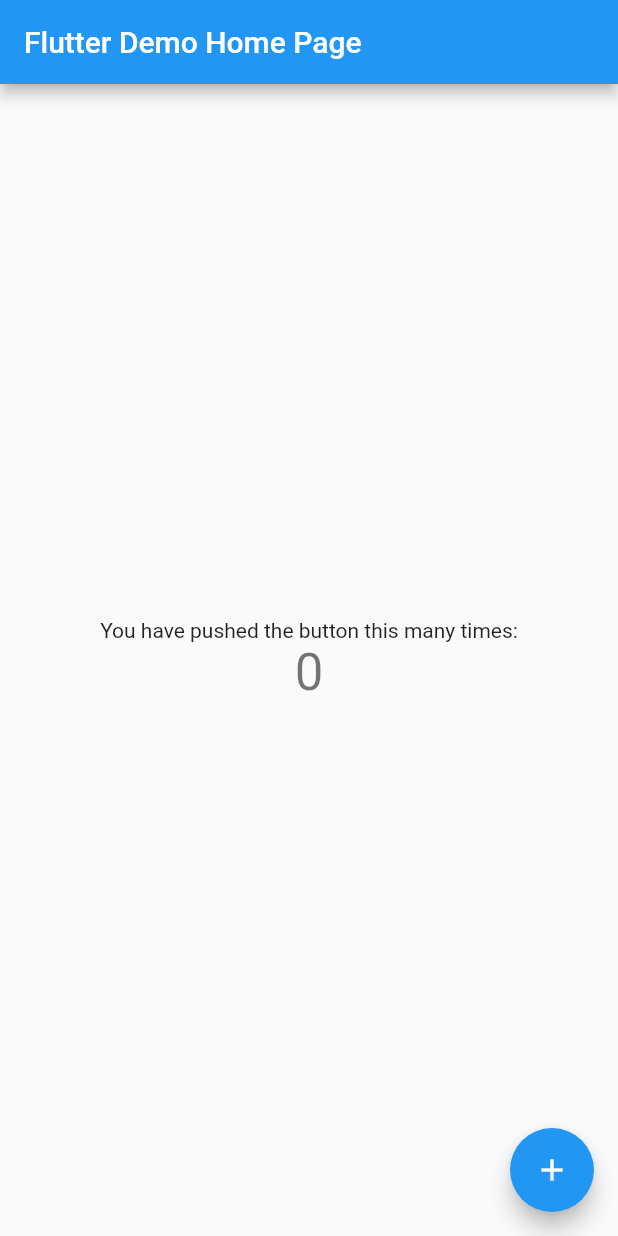
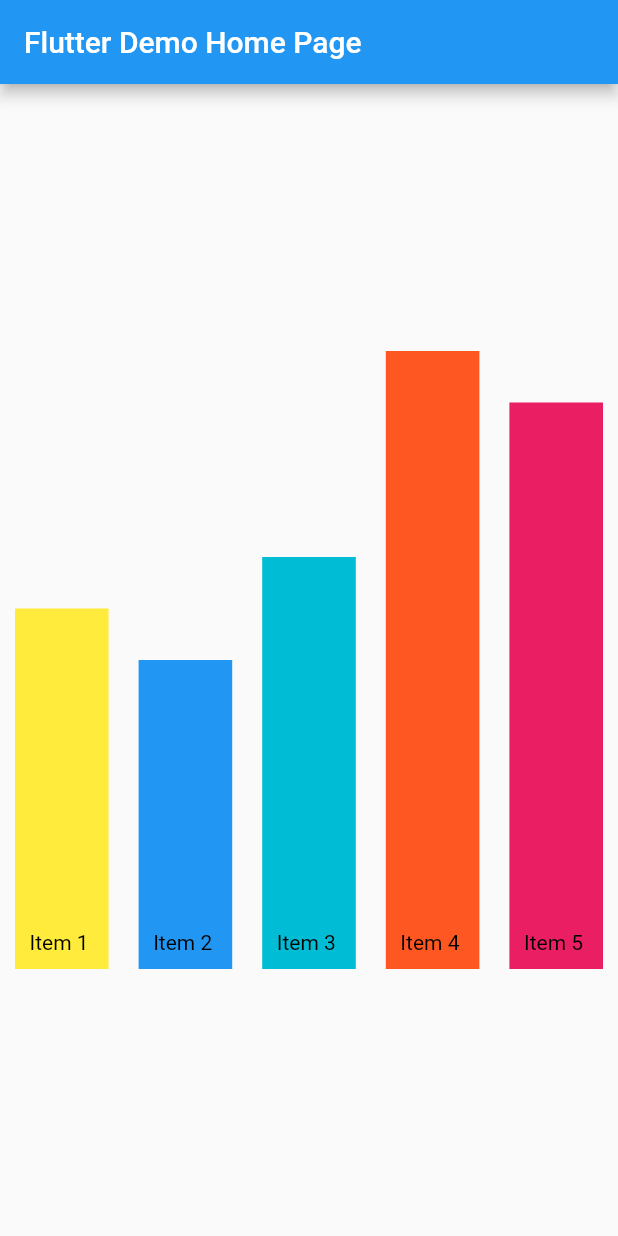
Before and after one commit to Brainants/lets-draw-widgets, a Flutter app: the screen it shows after launch, on a phone screen of 412 x 824 dp. Run offline on Flutter 3.47's test engine with Material 2 defaults, Android fonts, the phone set to English and light mode, and no system bars.

Commit message:
Final code

```diff
--- a/lib/main.dart
+++ b/lib/main.dart
@@ -1,3 +1,5 @@
+import 'dart:math';
+
 import 'package:flutter/material.dart';
 
 void main() {
@@ -5,25 +7,12 @@ void main() {
 }
 
 class MyApp extends StatelessWidget {
-  // This widget is the root of your application.
   @override
   Widget build(BuildContext context) {
     return MaterialApp(
       title: 'Flutter Demo',
       theme: ThemeData(
-        // This is the theme of your application.
-        //
-        // Try running your application with "flutter run". You'll see the
-        // application has a blue toolbar. Then, without quitting the app, try
-        // changing the primarySwatch below to Colors.green and then invoke
-        // "hot reload" (press "r" in the console where you ran "flutter run",
-        // or simply save your changes to "hot reload" in a Flutter IDE).
-        // Notice that the counter didn't reset back to zero; the application
-        // is not restarted.
         primarySwatch: Colors.blue,
-        // This makes the visual density adapt to the platform that you run
-        // the app on. For desktop platforms, the controls will be smaller and
-        // closer together (more dense) than on mobile platforms.
         visualDensity: VisualDensity.adaptivePlatformDensity,
       ),
       home: MyHomePage(title: 'Flutter Demo Home Page'),
@@ -34,15 +23,6 @@ class MyApp extends StatelessWidget {
 class MyHomePage extends StatefulWidget {
   MyHomePage({Key key, this.title}) : super(key: key);
 
-  // This widget is the home page of your application. It is stateful, meaning
-  // that it has a State object (defined below) that contains fields that affect
-  // how it looks.
-
-  // This class is the configuration for the state. It holds the values (in this
-  // case the title) provided by the parent (in this case the App widget) and
-  // used by the build method of the State. Fields in a Widget subclass are
-  // always marked "final".
-
   final String title;
 
   @override
@@ -50,68 +30,191 @@ class MyHomePage extends StatefulWidget {
 }
 
 class _MyHomePageState extends State<MyHomePage> {
-  int _counter = 0;
+  List<DataItem> items = [
+    DataItem(
+      label: "Item 1",
+      value: 35,
+      color: Colors.yellow,
+    ),
+    DataItem(
+      label: "Item 2",
+      value: 30,
+      color: Colors.blue,
+    ),
+    DataItem(
+      label: "Item 3",
+      value: 40,
+      color: Colors.cyan,
+    ),
+    DataItem(
+      label: "Item 4",
+      value: 60,
+      color: Colors.deepOrange,
+    ),
+    DataItem(
+      label: "Item 5",
+      value: 55,
+      color: Colors.pink,
+    ),
+  ];
 
-  void _incrementCounter() {
-    setState(() {
-      // This call to setState tells the Flutter framework that something has
-      // changed in this State, which causes it to rerun the build method below
-      // so that the display can reflect the updated values. If we changed
-      // _counter without calling setState(), then the build method would not be
-      // called again, and so nothing would appear to happen.
-      _counter++;
+  double getTotal() {
+    double total = 0;
+    items.forEach((i) {
+      total += i.value;
+    });
+    return total;
+  }
+
+  double getGreatest() {
+    double value = 0;
+    items.forEach((i) {
+      if (value < i.value) value = i.value;
+    });
+    return value;
+  }
+
+  @override
+  Widget build(BuildContext context) {
+    double width = MediaQuery.of(context).size.width;
+    return Scaffold(
+      appBar: AppBar(
+        title: Text(widget.title),
+      ),
+      body: Center(
+        child: GestureDetector(
+          onPanUpdate: (DragUpdateDetails detail) {
+            double width = MediaQuery.of(context).size.width;
+            Offset localPosition = detail.localPosition;
+
+            double dx = localPosition.dx;
+
+            int currentBar = (width / dx).ceil();
+            setState(() {
+              items[currentBar].value += detail.delta.dy;
+            });
+            print(currentBar);
+          },
+          child: CustomPaint(
+            size: Size(width, width),
+            painter: BargraphPainter(
+              items: items,
+              greatestValue: getGreatest(),
+            ),
+          ),
+        ),
+      ),
+    );
+  }
+}
+
+class BargraphPainter extends CustomPainter {
+  final List<DataItem> items;
+  final double greatestValue;
+  double margin = 10;
+
+  BargraphPainter({
+    this.items,
+    this.greatestValue,
+  });
+  Paint painter = Paint()
+    ..strokeCap = StrokeCap.round
+    ..style = PaintingStyle.fill;
+
+  @override
+  void paint(Canvas canvas, Size size) {
+    int bars = items.length;
+    double barWidth = size.width / bars;
+
+    double startedAt = 0;
+    items.forEach((item) {
+      double height =
+          (item.value / greatestValue) * size.height; // Calculate this
+      canvas.drawRect(
+        Rect.fromLTWH(
+          startedAt + margin, //OK
+          size.height, //OK
+          barWidth - margin * 2, // OK
+          -height, // OK
+        ),
+        painter..color = item.color,
+      );
+
+      TextPainter textPainter = TextPainter(
+        text: TextSpan(
+          text: item.label,
+          style: TextStyle(color: Colors.black),
+        ),
+        textDirection: TextDirection.ltr,
+      );
+      textPainter
+        ..layout()
+        ..paint(
+          canvas,
+          Offset(
+            startedAt + textPainter.width / 2,
+            size.height - textPainter.height - margin,
+          ),
+        );
+      startedAt += barWidth;
     });
   }
 
   @override
-  Widget build(BuildContext context) {
-    // This method is rerun every time setState is called, for instance as done
-    // by the _incrementCounter method above.
-    //
-    // The Flutter framework has been optimized to make rerunning build methods
-    // fast, so that you can just rebuild anything that needs updating rather
-    // than having to individually change instances of widgets.
-    return Scaffold(
-      appBar: AppBar(
-        // Here we take the value from the MyHomePage object that was created by
-        // the App.build method, and use it to set our appbar title.
-        title: Text(widget.title),
-      ),
-      body: Center(
-        // Center is a layout widget. It takes a single child and positions it
-        // in the middle of the parent.
-        child: Column(
-          // Column is also a layout widget. It takes a list of children and
-          // arranges them vertically. By default, it sizes itself to fit its
-          // children horizontally, and tries to be as tall as its parent.
-          //
-          // Invoke "debug painting" (press "p" in the console, choose the
-          // "Toggle Debug Paint" action from the Flutter Inspector in Android
-          // Studio, or the "Toggle Debug Paint" command in Visual Studio Code)
-          // to see the wireframe for each widget.
-          //
-          // Column has various properties to control how it sizes itself and
-          // how it positions its children. Here we use mainAxisAlignment to
-          // center the children vertically; the main axis here is the vertical
-          // axis because Columns are vertical (the cross axis would be
-          // horizontal).
-          mainAxisAlignment: MainAxisAlignment.center,
-          children: <Widget>[
-            Text(
-              'You have pushed the button this many times:',
-            ),
-            Text(
-              '$_counter',
-              style: Theme.of(context).textTheme.headline4,
-            ),
-          ],
-        ),
-      ),
-      floatingActionButton: FloatingActionButton(
-        onPressed: _incrementCounter,
-        tooltip: 'Increment',
-        child: Icon(Icons.add),
-      ), // This trailing comma makes auto-formatting nicer for build methods.
-    );
+  bool shouldRepaint(covariant CustomPainter oldDelegate) => true;
+}
+
+class PieChartPainter extends CustomPainter {
+  final List<DataItem> items;
+  final double totalValue;
+
+  PieChartPainter({
+    this.items,
+    this.totalValue,
+  });
+  @override
+  void paint(Canvas canvas, Size size) {
+    Paint paint = Paint()..color = Colors.red;
+    double startingDegree = -pi / 2;
+    // Loop
+    items.forEach((item) {
+      double ratio = item.value / totalValue;
+      double sweepAngle = ratio * (2 * pi);
+      // drawArc
+      canvas.drawArc(
+        Rect.fromLTWH(
+          0,
+          0,
+          size.width,
+          size.height,
+        ), // Rect that includes a circle
+        startingDegree, // starting degree
+        sweepAngle, // degree of the arc
+        true,
+        paint..color = item.color,
+      );
+      startingDegree += sweepAngle;
+    });
   }
+
+  /// How angle works
+  /// pi => 180 degree
+  /// pi/2 => 90 degree
+  /// + value rotate clock wise
+  /// - value rotate anti clock wise
+
+  @override
+  bool shouldRepaint(covariant CustomPainter oldDelegate) => true;
 }
+
+class DataItem {
+  final String label;
+  double value;
+  final Color color;
+
+  DataItem({
+    this.label,
+    this.value,
+    this.color,
+  });
+}
```
